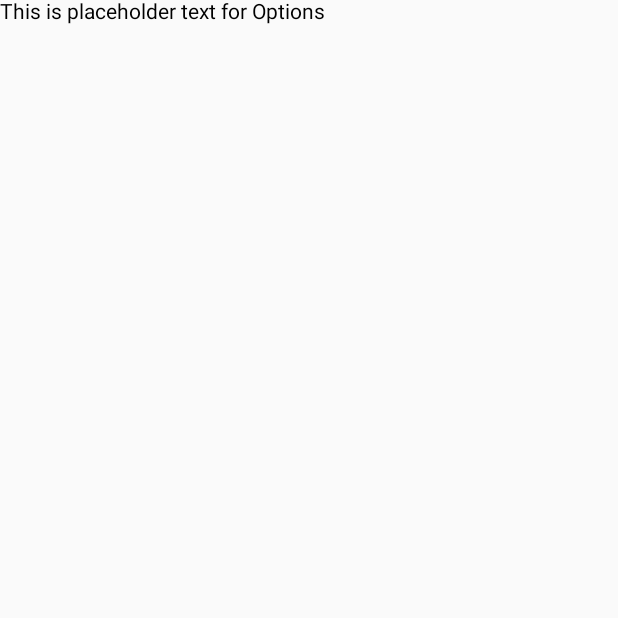
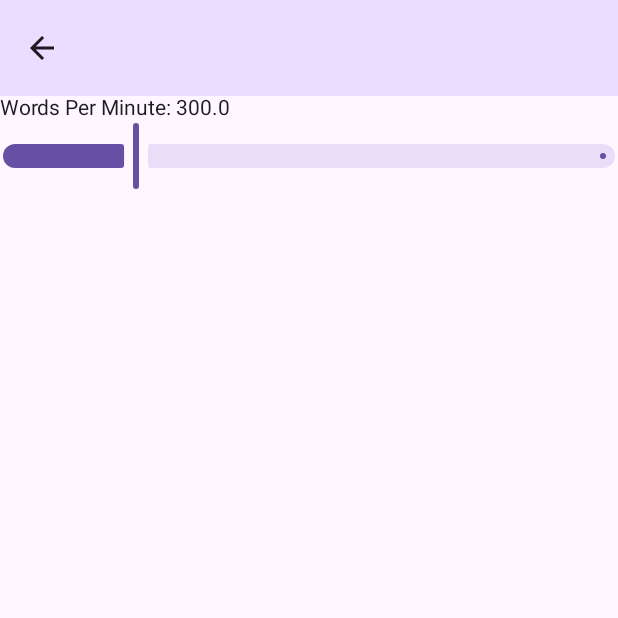
Before and after one commit to alex391/QuickRead, an Android app built with Jetpack Compose: the screen it shows after launch (MainActivity), after a tap on "Settings", on a phone screen of 412 x 824 dp, the top half of it. Run offline under Robolectric (Android 15) with nearby library versions, the phone set to English and light mode, and no system bars.

Commit message:
Started work on Options

```diff
--- a/app/src/main/java/com/alexleute/quickread/MainActivity.kt
+++ b/app/src/main/java/com/alexleute/quickread/MainActivity.kt
@@ -4,7 +4,6 @@ import android.os.Bundle
 import androidx.activity.ComponentActivity
 import androidx.activity.compose.setContent
 import androidx.activity.enableEdgeToEdge
-import androidx.compose.material3.Text
 import androidx.compose.runtime.getValue
 import androidx.compose.runtime.mutableStateOf
 import androidx.compose.runtime.remember
@@ -14,17 +13,22 @@ import androidx.navigation.compose.composable
 import androidx.navigation.compose.rememberNavController
 import androidx.navigation.toRoute
 import com.alexleute.quickread.ui.ImportText
+import com.alexleute.quickread.ui.Options
 import com.alexleute.quickread.ui.Read
 import kotlinx.serialization.Serializable
+import kotlin.time.Duration
+import kotlin.time.Duration.Companion.seconds
 
 @Serializable
-object ImportText // TODO: This should probably also be a data class
+object ImportText
 
 @Serializable
 object Options
 
 @Serializable
-data class Read(val text: String)// TODO: This should be a data class instead
+data class Read(val text: String)
+
+data class OptionsStorage(var delay: Duration = 0.2.seconds)
 
 class MainActivity : ComponentActivity() {
     override fun onCreate(savedInstanceState: Bundle?) {
@@ -56,11 +60,18 @@ class MainActivity : ComponentActivity() {
                     Read(
                         text = args.text,
                         back = { navController.popBackStack() },
-                        options = { navController.navigate(Options) }
+                        options = { navController.navigate(Options) },
+                        optionsStorage = OptionsStorage() // TODO: placeholder
                     )
                 }
                 composable<Options> {
-                    Text("This is placeholder text for Options")
+                    var optionsStorage: OptionsStorage by remember { mutableStateOf(OptionsStorage()) }
+                    Options(back = {
+
+                    }, optionsStorage, save = {
+                        optionsStorage = it
+
+                    })
                 }
             }
         }
--- /dev/null
+++ b/app/src/main/java/com/alexleute/quickread/ui/Options.kt
@@ -0,0 +1,70 @@
+package com.alexleute.quickread.ui
+
+import androidx.compose.foundation.layout.Column
+import androidx.compose.foundation.layout.fillMaxSize
+import androidx.compose.foundation.layout.padding
+import androidx.compose.material.icons.Icons
+import androidx.compose.material.icons.automirrored.filled.ArrowBack
+import androidx.compose.material3.CenterAlignedTopAppBar
+import androidx.compose.material3.ExperimentalMaterial3Api
+import androidx.compose.material3.Icon
+import androidx.compose.material3.IconButton
+import androidx.compose.material3.MaterialTheme
+import androidx.compose.material3.Scaffold
+import androidx.compose.material3.Slider
+import androidx.compose.material3.Text
+import androidx.compose.material3.TopAppBarDefaults
+import androidx.compose.runtime.Composable
+import androidx.compose.ui.Modifier
+import com.alexleute.quickread.OptionsStorage
+import kotlin.time.Duration
+import kotlin.time.Duration.Companion.seconds
+
+@OptIn(ExperimentalMaterial3Api::class)
+@Composable
+fun Options(back: () -> Unit, optionsStorage: OptionsStorage, save: (OptionsStorage) -> Unit) {
+
+    Scaffold(modifier = Modifier.fillMaxSize(), topBar = {
+        CenterAlignedTopAppBar(
+            colors = TopAppBarDefaults.topAppBarColors(
+                containerColor = MaterialTheme.colorScheme.primaryContainer,
+                titleContentColor = MaterialTheme.colorScheme.primary,
+            ),
+            title = {
+            },
+            actions = {
+            },
+            navigationIcon = {
+                IconButton(onClick = {
+                    back()
+                }) {
+                    Icon(
+                        imageVector = Icons.AutoMirrored.Filled.ArrowBack,
+                        contentDescription = "Settings"
+                    )
+                }
+
+            }
+        )
+    }) { innerPadding ->
+        Column(
+            modifier = Modifier
+                .padding(innerPadding)
+                .fillMaxSize(),
+        ) {
+            var wpm: Float =
+                (1f / (optionsStorage.delay.inWholeMilliseconds.toFloat() / 1000f)) * 60f
+            Text("Words Per Minute: $wpm")
+            Slider(
+                value = wpm,
+                onValueChange = {
+                    wpm = it
+                    val delay: Duration = (6000f / wpm).toDouble().seconds
+                    val newOptionsStorage = optionsStorage.copy(delay = delay)
+                    save(newOptionsStorage)
+                },
+                valueRange = 50f..1200f
+            )
+        }
+    }
+}
--- a/app/src/main/java/com/alexleute/quickread/ui/Read.kt
+++ b/app/src/main/java/com/alexleute/quickread/ui/Read.kt
@@ -27,14 +27,13 @@ import androidx.compose.ui.Alignment
 import androidx.compose.ui.Modifier
 import androidx.compose.ui.unit.dp
 import androidx.compose.ui.unit.sp
+import com.alexleute.quickread.OptionsStorage
 import kotlinx.coroutines.time.delay
-import kotlin.time.Duration.Companion.seconds
 import kotlin.time.toJavaDuration
 
 @OptIn(ExperimentalMaterial3Api::class)
 @Composable
-fun Read(text: String, back: () -> Unit, options: () -> Unit) {
-    // TODO: This is very placeholder
+fun Read(text: String, back: () -> Unit, options: () -> Unit, optionsStorage: OptionsStorage) {
     Scaffold(modifier = Modifier.fillMaxSize(), topBar = {
         CenterAlignedTopAppBar(
             colors = TopAppBarDefaults.topAppBarColors(
@@ -86,12 +85,11 @@ fun Read(text: String, back: () -> Unit, options: () -> Unit) {
             // TODO: what to split on could come from settings
 
             var index: Int by remember { mutableIntStateOf(0) }
-            val delay = .2.seconds.toJavaDuration() // TODO: This also should come from settings
             LaunchedEffect(index) {
                 if (index >= split.size - 1) {
                     return@LaunchedEffect
                 }
-                delay(delay)
+                delay(optionsStorage.delay.toJavaDuration())
                 index++
             }
             Text(
```
